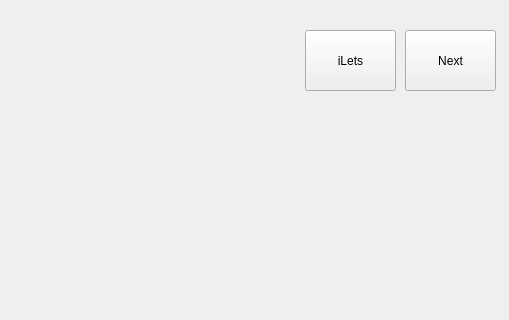
Old version of the form GUI/Invasim-GUI/SimulationWindow.ui in the repository SeedLabTEC/Invasim; both pictures show x 515 to 1024 and y 0 to 320 of the 1024 by 720 pixel window.
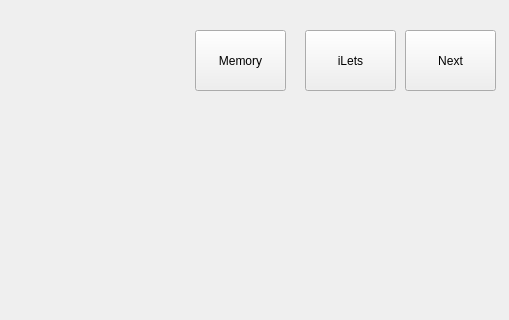
New version of the form.

Commit message: Add Subprocesses, memory and cache.

The edit to the form file:
```diff
--- a/GUI/Invasim-GUI/SimulationWindow.ui
+++ b/GUI/Invasim-GUI/SimulationWindow.ui
@@ -169,6 +169,19 @@
     </item>
    </layout>
   </widget>
+  <widget class="QPushButton" name="pushButton_3">
+   <property name="geometry">
+    <rect>
+     <x>710</x>
+     <y>30</y>
+     <width>91</width>
+     <height>61</height>
+    </rect>
+   </property>
+   <property name="text">
+    <string>Memory</string>
+   </property>
+  </widget>
  </widget>
  <resources/>
  <connections/>
```
The commit also changes 52 other files.
